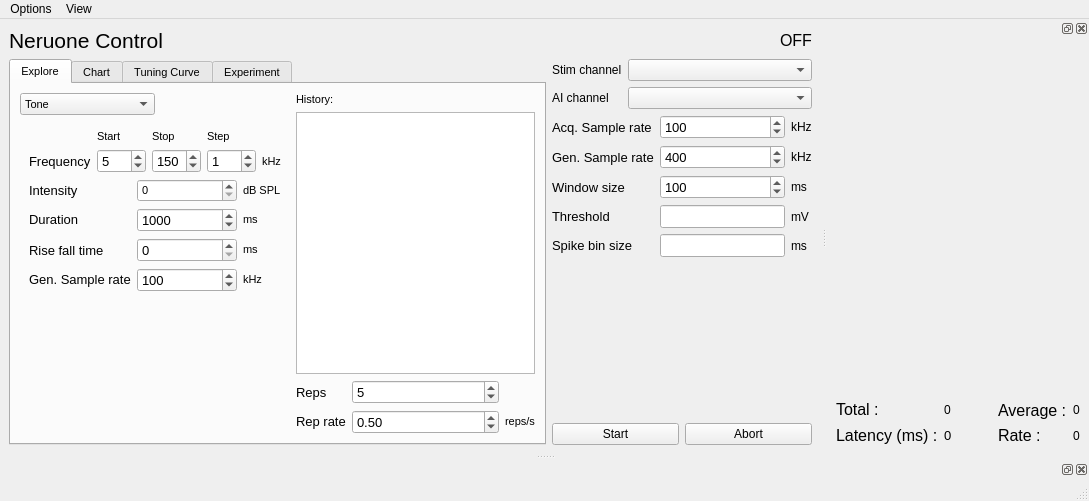
The window that spikeylab/main/main_control.ui (portfors-lab/sparkle) describes before a commit, drawn with Qt 5.
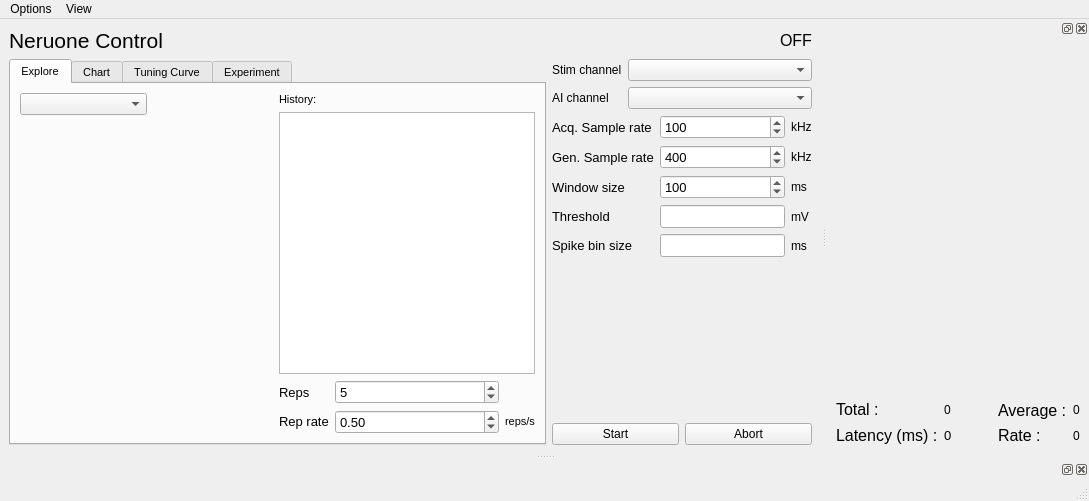
The same window after the commit. The open tabs and pages were chosen to show the change. Custom widgets are drawn as their Qt base class.

Commit message: Refactored parameter editor widgets to inherit from abstract, moving to dynamically added stimuli for explore operation.

Patch:
```diff
--- a/spikeylab/main/main_control.ui
+++ b/spikeylab/main/main_control.ui
@@ -89,21 +89,6 @@
                   <verstretch>0</verstretch>
                  </sizepolicy>
                 </property>
-                <item>
-                 <property name="text">
-                  <string>Tone</string>
-                 </property>
-                </item>
-                <item>
-                 <property name="text">
-                  <string>FM Sweep</string>
-                 </property>
-                </item>
-                <item>
-                 <property name="text">
-                  <string>Vocalization</string>
-                 </property>
-                </item>
                </widget>
               </item>
               <item>
@@ -122,317 +107,10 @@
              </layout>
             </item>
             <item>
-             <widget class="QStackedWidget" name="stackedWidget">
+             <widget class="DynamicStackedWidget" name="parameter_stack">
               <property name="currentIndex">
                <number>0</number>
               </property>
-              <widget class="QWidget" name="page">
-               <layout class="QVBoxLayout" name="verticalLayout_6">
-                <item>
-                 <widget class="ToneParameterWidget" name="extone" native="true"/>
-                </item>
-               </layout>
-              </widget>
-              <widget class="QWidget" name="page_2">
-               <layout class="QVBoxLayout" name="verticalLayout_5">
-                <item>
-                 <layout class="QGridLayout" name="gridLayout_8">
-                  <item row="1" column="4">
-                   <widget class="QLabel" name="funit_lbl5">
-                    <property name="sizePolicy">
-                     <sizepolicy hsizetype="Fixed" vsizetype="Preferred">
-                      <horstretch>0</horstretch>
-                      <verstretch>0</verstretch>
-                     </sizepolicy>
-                    </property>
-                    <property name="text">
-                     <string>kHz</string>
-                    </property>
-                   </widget>
-                  </item>
-                  <item row="1" column="2">
-                   <widget class="QSpinBox" name="freq_stop_spnbx_2">
-                    <property name="font">
-                     <font>
-                      <pointsize>10</pointsize>
-                     </font>
-                    </property>
-                    <property name="maximum">
-                     <number>200</number>
-                    </property>
-                    <property name="value">
-                     <number>150</number>
-                    </property>
-                   </widget>
-                  </item>
-                  <item row="1" column="0">
-                   <widget class="QLabel" name="label_64">
-                    <property name="sizePolicy">
-                     <sizepolicy hsizetype="Fixed" vsizetype="Preferred">
-                      <horstretch>0</horstretch>
-                      <verstretch>0</verstretch>
-                     </sizepolicy>
-                    </property>
-                    <property name="font">
-                     <font>
-                      <pointsize>10</pointsize>
-                     </font>
-                    </property>
-                    <property name="text">
-                     <string>Frequency</string>
-                    </property>
-                   </widget>
-                  </item>
-                  <item row="1" column="1">
-                   <widget class="QSpinBox" name="freq_start_spnbx_2">
-                    <property name="font">
-                     <font>
-                      <pointsize>10</pointsize>
-                     </font>
-                    </property>
-                    <property name="maximum">
-                     <number>200</number>
-                    </property>
-                    <property name="singleStep">
-                     <number>5</number>
-                    </property>
-                    <property name="value">
-                     <number>5</number>
-                    </property>
-                   </widget>
-                  </item>
-                  <item row="0" column="2">
-                   <widget class="QLabel" name="label_67">
-                    <property name="text">
-                     <string>Stop</string>
-                    </property>
-                   </widget>
-                  </item>
-                  <item row="0" column="1">
-                   <widget class="QLabel" name="label_65">
-                    <property name="text">
-                     <string>Start</string>
-                    </property>
-                   </widget>
-                  </item>
-                  <item row="0" column="3">
-                   <widget class="QLabel" name="label_68">
-                    <property name="text">
-                     <string>Step</string>
-                    </property>
-                   </widget>
-                  </item>
-                  <item row="1" column="3">
-                   <widget class="QSpinBox" name="freq_step_spnbx_2">
-                    <property name="font">
-                     <font>
-                      <pointsize>10</pointsize>
-                     </font>
-                    </property>
-                    <property name="maximum">
-                     <number>100</number>
-                    </property>
-                    <property name="value">
-                     <number>1</number>
-                    </property>
-                   </widget>
-                  </item>
-                 </layout>
-                </item>
-                <item>
-                 <layout class="QGridLayout" name="gridLayout_6">
-                  <item row="2" column="1">
-                   <widget class="QSpinBox" name="risefall_spnbx_4">
-                    <property name="font">
-                     <font>
-                      <pointsize>10</pointsize>
-                     </font>
-                    </property>
-                    <property name="maximum">
-                     <number>100</number>
-                    </property>
-                   </widget>
-                  </item>
-                  <item row="2" column="2">
-                   <widget class="QLabel" name="tunit_lbl6">
-                    <property name="sizePolicy">
-                     <sizepolicy hsizetype="Fixed" vsizetype="Fixed">
-                      <horstretch>0</horstretch>
-                      <verstretch>0</verstretch>
-                     </sizepolicy>
-                    </property>
-                    <property name="text">
-                     <string>ms</string>
-                    </property>
-                   </widget>
-                  </item>
-                  <item row="2" column="0">
-                   <widget class="QLabel" name="label_44">
-                    <property name="font">
-                     <font>
-                      <pointsize>10</pointsize>
-                     </font>
-                    </property>
-                    <property name="text">
-                     <string>Rise fall time</string>
-                    </property>
-                   </widget>
-                  </item>
-                  <item row="3" column="2">
-                   <widget class="QLabel" name="funit_lbl6">
-                    <property name="sizePolicy">
-                     <sizepolicy hsizetype="Fixed" vsizetype="Fixed">
-                      <horstretch>0</horstretch>
-                      <verstretch>0</verstretch>
-                     </sizepolicy>
-                    </property>
-                    <property name="text">
-                     <string>kHz</string>
-                    </property>
-                   </widget>
-                  </item>
-                  <item row="3" column="0">
-                   <widget class="QLabel" name="label_46">
-                    <property name="sizePolicy">
-                     <sizepolicy hsizetype="Fixed" vsizetype="Fixed">
-                      <horstretch>0</horstretch>
-                      <verstretch>0</verstretch>
-                     </sizepolicy>
-                    </property>
-                    <property name="font">
-                     <font>
-                      <pointsize>10</pointsize>
-                     </font>
-                    </property>
-                    <property name="text">
-                     <string>Gen. Sample rate</string>
-                    </property>
-                   </widget>
-                  </item>
-                  <item row="3" column="1">
-                   <widget class="QSpinBox" name="aosr_spnbx_3">
-                    <property name="font">
-                     <font>
-                      <pointsize>10</pointsize>
-                     </font>
-                    </property>
-                    <property name="minimum">
-                     <number>10</number>
-                    </property>
-                    <property name="maximum">
-                     <number>1000</number>
-                    </property>
-                    <property name="singleStep">
-                     <number>10</number>
-                    </property>
-                    <property name="value">
-                     <number>100</number>
-                    </property>
-                   </widget>
-                  </item>
-                  <item row="1" column="0">
-                   <widget class="QLabel" name="label_48">
-                    <property name="sizePolicy">
-                     <sizepolicy hsizetype="Preferred" vsizetype="Fixed">
-                      <horstretch>0</horstretch>
-                      <verstretch>0</verstretch>
-                     </sizepolicy>
-                    </property>
-                    <property name="font">
-                     <font>
-                      <pointsize>10</pointsize>
-                     </font>
-                    </property>
-                    <property name="text">
-                     <string>Duration</string>
-                    </property>
-                   </widget>
-                  </item>
-                  <item row="1" column="1">
-                   <widget class="QSpinBox" name="dur_spnbx_4">
-                    <property name="font">
-                     <font>
-                      <pointsize>10</pointsize>
-                     </font>
-                    </property>
-                    <property name="minimum">
-                     <number>100</number>
-                    </property>
-                    <property name="maximum">
-                     <number>50000</number>
-                    </property>
-                    <property name="singleStep">
-                     <number>100</number>
-                    </property>
-                    <property name="value">
-                     <number>1000</number>
-                    </property>
-                   </widget>
-                  </item>
-                  <item row="1" column="2">
-                   <widget class="QLabel" name="tunit_lbl7">
-                    <property name="sizePolicy">
-                     <sizepolicy hsizetype="Preferred" vsizetype="Fixed">
-                      <horstretch>0</horstretch>
-                      <verstretch>0</verstretch>
-                     </sizepolicy>
-                    </property>
-                    <property name="text">
-                     <string>ms</string>
-                    </property>
-                   </widget>
-                  </item>
-                  <item row="0" column="2">
-                   <widget class="QLabel" name="label_9">
-                    <property name="text">
-                     <string>dB SPL</string>
-                    </property>
-                   </widget>
-                  </item>
-                  <item row="0" column="1">
-                   <widget class="QSpinBox" name="spinBox_4"/>
-                  </item>
-                  <item row="0" column="0">
-                   <widget class="QLabel" name="label_52">
-                    <property name="font">
-                     <font>
-                      <pointsize>10</pointsize>
-                     </font>
-                    </property>
-                    <property name="text">
-                     <string>Intensity</string>
-                    </property>
-                   </widget>
-                  </item>
-                 </layout>
-                </item>
-                <item>
-                 <spacer name="verticalSpacer_3">
-                  <property name="orientation">
-                   <enum>Qt::Vertical</enum>
-                  </property>
-                  <property name="sizeHint" stdset="0">
-                   <size>
-                    <width>20</width>
-                    <height>40</height>
-                   </size>
-                  </property>
-                 </spacer>
-                </item>
-               </layout>
-              </widget>
-              <widget class="QWidget" name="page_3">
-               <layout class="QVBoxLayout" name="verticalLayout_7">
-                <item>
-                 <widget class="QSplitter" name="splitter_2">
-                  <property name="orientation">
-                   <enum>Qt::Vertical</enum>
-                  </property>
-                  <widget class="VocalParameterWidget" name="exvocal" native="true"/>
-                 </widget>
-                </item>
-               </layout>
-              </widget>
              </widget>
             </item>
            </layout>
@@ -1515,15 +1193,9 @@
    <container>1</container>
   </customwidget>
   <customwidget>
-   <class>ToneParameterWidget</class>
-   <extends>QWidget</extends>
-   <header>spikeylab.stim.tone_parameters</header>
-   <container>1</container>
-  </customwidget>
-  <customwidget>
-   <class>VocalParameterWidget</class>
-   <extends>QWidget</extends>
-   <header>spikeylab.stim.vocal_parameters</header>
+   <class>DynamicStackedWidget</class>
+   <extends>QStackedWidget</extends>
+   <header>spikeylab.stim.dynamic_stacker</header>
    <container>1</container>
   </customwidget>
  </customwidgets>
```
Left out of the diff: 4 changed lines with no effect on the pictures. The commit also changes 17 other files.
